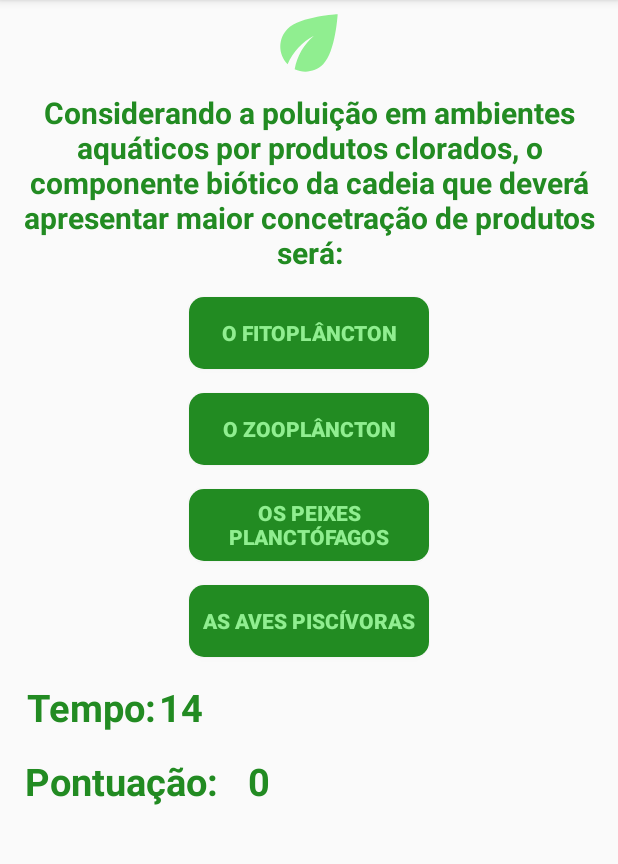
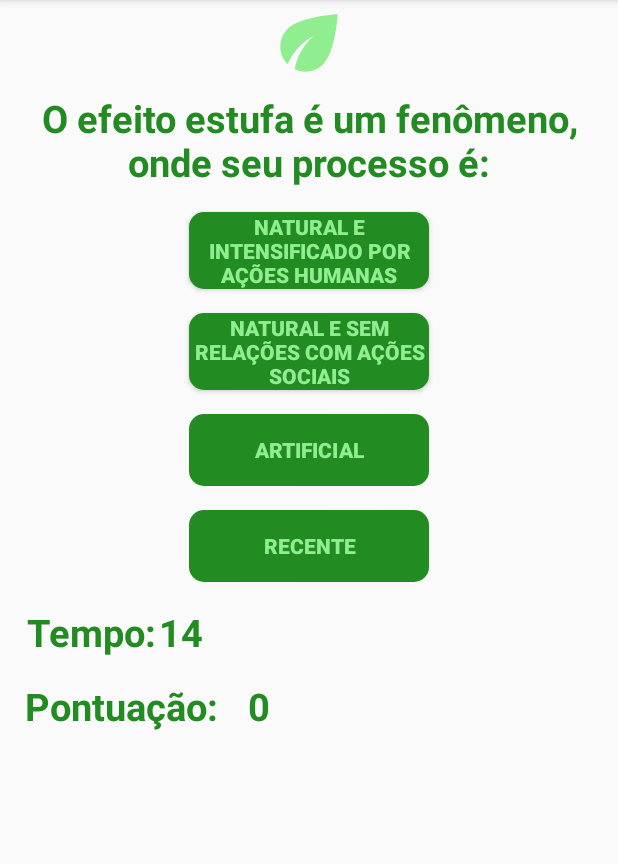
Before and after one commit to RenanSouzadeOliveira/EcoQuizMobile, an Android app: the Normal9 screen opened directly, with no data from a screen before it, on a phone screen of 412 x 824 dp, the part 84-948 px from its top. Run offline under Robolectric (Android 15) with nearby library versions, the phone set to English and light mode, and no system bars; our stand-ins replace AdMob; libraries missing offline, so code that uses them is left out: com.koushikdutta.async, com.koushikdutta.ion; pictures from the network do not load; 5 statements that could not run were skipped.

Commit message:
Tela 'NORMAL9' implementada.

```diff
--- a/app/src/main/AndroidManifest.xml
+++ b/app/src/main/AndroidManifest.xml
@@ -11,7 +11,8 @@
         android:roundIcon="@mipmap/ic_launcher_round"
         android:supportsRtl="true"
         android:theme="@style/AppTheme">
-        <activity android:name=".normal.Normal8"></activity>
+        <activity android:name=".normal.Normal9"></activity>
+        <activity android:name=".normal.Normal8" />
         <activity android:name=".normal.Normal7" />
         <activity
             android:name=".normal.Normal6"
--- a/app/src/main/java/com/example/ecoquiz/controll/PartidaController.java
+++ b/app/src/main/java/com/example/ecoquiz/controll/PartidaController.java
@@ -24,6 +24,7 @@ public class PartidaController {
         respostas.add("PRODUTORES E DECOMPOSITORES");
         respostas.add("CONSUMIDOR SECUNDÁRIO");
         respostas.add("AS AVES PISCÍVORAS");
+        respostas.add("NATURAL E INTENSIFICADO POR AÇÕES HUMANAS");
 
 
         if(respostas.contains(alternativa)){
--- a/app/src/main/java/com/example/ecoquiz/normal/Normal8.java
+++ b/app/src/main/java/com/example/ecoquiz/normal/Normal9.java
@@ -22,6 +22,7 @@ import com.example.ecoquiz.MainActivity;
 import com.example.ecoquiz.R;
 import com.example.ecoquiz.controll.PartidaController;
 import com.example.ecoquiz.model.Player;
+import com.example.ecoquiz.novato.Novato9;
 import com.google.android.gms.ads.AdRequest;
 import com.google.android.gms.ads.rewarded.RewardItem;
 import com.google.android.gms.ads.rewarded.RewardedAd;
@@ -31,7 +32,7 @@ import com.google.gson.JsonObject;
 import com.koushikdutta.async.future.FutureCallback;
 import com.koushikdutta.ion.Ion;
 
-public class Normal8 extends AppCompatActivity {
+public class Normal9 extends AppCompatActivity {
     private AlertDialog alerta;
     private CountDownTimer relogio;
     private RewardedAd rewardedAd;
@@ -39,10 +40,11 @@ public class Normal8 extends AppCompatActivity {
     MediaPlayer mp;
 
     Player player;
+
     @Override
     protected void onCreate(Bundle savedInstanceState) {
         super.onCreate(savedInstanceState);
-        setContentView(R.layout.activity_normal8);
+        setContentView(R.layout.activity_normal9);
         player = getIntent().getExtras().getParcelable("user");
         TextView pontuacao = (TextView)findViewById(R.id.txtPontuacaoAtual);
         pontuacao.setText(Integer.toString(player.getPontuacao()));
@@ -84,18 +86,14 @@ public class Normal8 extends AppCompatActivity {
             botao.setBackground(getResources().getDrawable(R.drawable.buttonverify));
             relogio.cancel();
             player.setPontuacao(Integer.parseInt(cronometro.getText().toString()));
-            Intent it = new Intent(Normal8.this, Normal3.class);
-            it.putExtra("user",player);
-            startActivityForResult(it, 0);
+            exibePontuacao(player);
         } else{
             mp.stop();
             mp = MediaPlayer.create(this, R.raw.erro);
             mp.start();
             botao.setBackground(getResources().getDrawable(R.drawable.buttonerror));
             relogio.cancel();
-            Intent it = new Intent(Normal8.this, Normal3.class);
-            it.putExtra("user",player);
-            startActivityForResult(it, 0);
+            exibePontuacao(player);
         }
     }
 
@@ -111,18 +109,14 @@ public class Normal8 extends AppCompatActivity {
             botao.setBackground(getResources().getDrawable(R.drawable.buttonverify));
             relogio.cancel();
             player.setPontuacao(Integer.parseInt(cronometro.getText().toString()));
-            Intent it = new Intent(Normal8.this, Normal3.class);
-            it.putExtra("user",player);
-            startActivityForResult(it, 0);
+            exibePontuacao(player);
         } else{
             mp.stop();
             mp = MediaPlayer.create(this, R.raw.erro);
             mp.start();
             botao.setBackground(getResources().getDrawable(R.drawable.buttonerror));
             relogio.cancel();
-            Intent it = new Intent(Normal8.this, Normal3.class);
-            it.putExtra("user", player);
-            startActivityForResult(it, 0);
+            exibePontuacao(player);
         }
     }
 
@@ -138,18 +132,14 @@ public class Normal8 extends AppCompatActivity {
             botao.setBackground(getResources().getDrawable(R.drawable.buttonverify));
             relogio.cancel();
             player.setPontuacao(Integer.parseInt(cronometro.getText().toString()));
-            Intent it = new Intent(Normal8.this, Normal3.class);
-            it.putExtra("user",player);
-            startActivityForResult(it, 0);
+            exibePontuacao(player);
         } else{
             mp.stop();
             mp = MediaPlayer.create(this, R.raw.erro);
             mp.start();
             botao.setBackground(getResources().getDrawable(R.drawable.buttonerror));
             relogio.cancel();
-            Intent it = new Intent(Normal8.this, Normal3.class);
-            it.putExtra("user", player);
-            startActivityForResult(it, 0);
+            exibePontuacao(player);
         }
     }
 
@@ -165,46 +155,41 @@ public class Normal8 extends AppCompatActivity {
             botao.setBackground(getResources().getDrawable(R.drawable.buttonverify));
             relogio.cancel();
             player.setPontuacao(Integer.parseInt(cronometro.getText().toString()));
-            Intent it = new Intent(Normal8.this, Normal3.class);
-            it.putExtra("user",player);
-            startActivityForResult(it, 0);
+            exibePontuacao(player);
         } else{
             mp.stop();
             mp = MediaPlayer.create(this, R.raw.erro);
             mp.start();
             botao.setBackground(getResources().getDrawable(R.drawable.buttonerror));
             relogio.cancel();
-            Intent it = new Intent(Normal8.this, Normal3.class);
-            it.putExtra("user",player);
-            startActivityForResult(it, 0);
+            exibePontuacao(player);
         }
     }
 
-    //Exibe alert com nome e pontuacao do usuario, também registra no banco de dados
     public void exibePontuacao(final Player player){
-
         try {
             AlertDialog.Builder msg = new AlertDialog.Builder(this);
-            View dialog = getLayoutInflater().inflate(R.layout.dialog_game_over, null);
+            View dialog = getLayoutInflater().inflate(R.layout.dialog_game_finish, null);
             Button btnOk = (Button)dialog.findViewById(R.id.btnFim);
             TextView txtPlayer = (TextView)dialog.findViewById(R.id.txtPlayer);
             txtPlayer.setText(player.toString());
             ImageButton adButton = (ImageButton)dialog.findViewById(R.id.adButton);
-            // Encerra a partida e registra no banco de dados
+
             btnOk.setOnClickListener(new View.OnClickListener() {
                 @Override
                 public void onClick(View v) {
                     registrarOnline(player.getNome().toString(), player.getPontuacao());
-                    Intent it = new Intent(Normal8.this, MainActivity.class);
+                    Intent it = new Intent(Normal9.this, MainActivity.class);
                     startActivityForResult(it, 0);
                 }
             });
+
             //Video recompensado
             adButton.setOnClickListener(new View.OnClickListener() {
                 @Override
                 public void onClick(View v) {
                     if (rewardedAd.isLoaded()) {
-                        Activity activityContext = Normal8.this;
+                        Activity activityContext = Normal9.this;
                         RewardedAdCallback adCallback = new RewardedAdCallback() {
                             @Override
                             public void onRewardedAdOpened() {
@@ -218,21 +203,26 @@ public class Normal8 extends AppCompatActivity {
 
                             @Override
                             public void onUserEarnedReward(@NonNull RewardItem rewardItem) {
-                                AlertDialog.Builder abc = new AlertDialog.Builder(Normal8.this);
-                                View dialog = getLayoutInflater().inflate(R.layout.dialog_continuar, null);
-                                Button btnContinue = (Button)dialog.findViewById(R.id.btnContinuar);
+                                player.setPontuacao(player.getPontuacao());
+                                AlertDialog.Builder abc = new AlertDialog.Builder(Normal9.this);
+                                View dialog = getLayoutInflater().inflate(R.layout.dialog_bonus, null);
+                                Button btnOk = (Button)dialog.findViewById(R.id.btnOk);
+                                TextView txtPlayer = (TextView)dialog.findViewById(R.id.txtPlayer);
+                                txtPlayer.setText(player.toString());
 
-                                btnContinue.setOnClickListener(new View.OnClickListener() {
+                                btnOk.setOnClickListener(new View.OnClickListener() {
                                     @Override
                                     public void onClick(View v) {
-                                        Intent it = new Intent(Normal8.this, Normal3.class);
-                                        it.putExtra("user",player);
+                                        registrarOnline(player.getNome().toString(), player.getPontuacao());
+                                        Intent it = new Intent(Normal9.this, MainActivity.class);
+                                        it.addFlags(Intent.FLAG_ACTIVITY_CLEAR_TOP);
                                         startActivityForResult(it, 0);
                                     }
                                 });
                                 abc.setView(dialog);
                                 alerta = abc.create();
                                 alerta.show();
+
                             }
 
                             @Override
@@ -242,13 +232,19 @@ public class Normal8 extends AppCompatActivity {
                         };
                         rewardedAd.show(activityContext, adCallback);
                     } else {
-                        Log.d("TAG", "The rewarded ad wasn't loaded yet.");
+                        AlertDialog.Builder msg = new AlertDialog.Builder(Normal9.this);
+                        msg.setTitle("Bônus indisponível!!!");
+                        msg.setMessage("Bônus indisponível no momento, tente mais tarde");
+                        msg.setPositiveButton("OK", null);
+                        alerta = msg.create();
+                        alerta.show();
                     }
                 }
             });
             msg.setView(dialog);
             alerta = msg.create();
             alerta.show();
+
         } catch (SQLException e){
             AlertDialog.Builder msg = new AlertDialog.Builder(this);
             msg.setTitle("Erro");
@@ -256,13 +252,15 @@ public class Normal8 extends AppCompatActivity {
             msg.setNegativeButton("OK", new DialogInterface.OnClickListener() {
                 @Override
                 public void onClick(DialogInterface dialog, int which) {
-                    Intent it = new Intent(Normal8.this, MainActivity.class);
+                    Intent it = new Intent(Normal9.this, MainActivity.class);
                     startActivityForResult(it, 0);
                 }
             });
             msg.show();
         }
     }
+
+
     @Override
     public void onBackPressed() {
         this.moveTaskToBack(true);
--- /dev/null
+++ b/app/src/main/res/layout/activity_normal9.xml
@@ -0,0 +1,162 @@
+<?xml version="1.0" encoding="utf-8"?>
+<RelativeLayout xmlns:android="http://schemas.android.com/apk/res/android"
+    xmlns:app="http://schemas.android.com/apk/res-auto"
+    xmlns:tools="http://schemas.android.com/tools"
+    android:layout_width="match_parent"
+    android:layout_height="match_parent"
+    tools:context=".normal.Normal9">
+
+    <ScrollView
+        android:layout_width="match_parent"
+        android:layout_height="match_parent">
+
+        <LinearLayout
+            android:layout_width="match_parent"
+            android:layout_height="wrap_content"
+            android:orientation="vertical" >
+
+            <androidx.constraintlayout.widget.ConstraintLayout
+                android:layout_width="match_parent"
+                android:layout_height="match_parent">
+
+                <ImageView
+                    android:id="@+id/imgLogo"
+                    android:layout_width="0dp"
+                    android:layout_height="57dp"
+                    app:layout_constraintEnd_toEndOf="parent"
+                    app:layout_constraintStart_toStartOf="parent"
+                    app:layout_constraintTop_toTopOf="parent"
+                    app:srcCompat="@drawable/ic_baseline_eco_24" />
+
+                <TextView
+                    android:id="@+id/txtEnunciado"
+                    android:layout_width="0dp"
+                    android:layout_height="wrap_content"
+                    android:layout_marginTop="4dp"
+                    android:text="@string/enunciado_normal9"
+                    android:textAlignment="center"
+                    android:textColor="@color/colorPrimary"
+                    android:textSize="25sp"
+                    android:textStyle="bold"
+                    app:layout_constraintEnd_toEndOf="parent"
+                    app:layout_constraintStart_toStartOf="parent"
+                    app:layout_constraintTop_toBottomOf="@+id/imgLogo" />
+
+                <Button
+                    android:id="@+id/btnResposta0"
+                    android:layout_width="160dp"
+                    android:layout_height="wrap_content"
+                    android:layout_marginTop="16dp"
+                    android:background="@drawable/buttonstyle"
+                    android:onClick="verificarResposta0"
+                    android:text="@string/R0N9"
+                    android:textAlignment="center"
+                    android:textColor="@color/colotSecundari"
+                    android:textStyle="bold"
+                    app:layout_constraintEnd_toEndOf="parent"
+                    app:layout_constraintStart_toStartOf="parent"
+                    app:layout_constraintTop_toBottomOf="@+id/txtEnunciado" />
+
+                <Button
+                    android:id="@+id/btnResposta1"
+                    android:layout_width="160dp"
+                    android:layout_height="wrap_content"
+                    android:layout_marginTop="16dp"
+                    android:background="@drawable/buttonstyle"
+                    android:onClick="verificarResposta1"
+                    android:text="@string/R1N9"
+                    android:textAlignment="center"
+                    android:textColor="@color/colotSecundari"
+                    android:textStyle="bold"
+                    app:layout_constraintEnd_toEndOf="@+id/btnResposta0"
+                    app:layout_constraintStart_toStartOf="@+id/btnResposta0"
+                    app:layout_constraintTop_toBottomOf="@+id/btnResposta0" />
+
+                <Button
+                    android:id="@+id/btnResposta2"
+                    android:layout_width="160dp"
+                    android:layout_height="wrap_content"
+                    android:layout_marginTop="16dp"
+                    android:background="@drawable/buttonstyle"
+                    android:onClick="verificarResposta2"
+                    android:text="@string/R2N9"
+                    android:textAlignment="center"
+                    android:textColor="@color/colotSecundari"
+                    android:textStyle="bold"
+                    app:layout_constraintEnd_toEndOf="@+id/btnResposta1"
+                    app:layout_constraintStart_toStartOf="@+id/btnResposta1"
+                    app:layout_constraintTop_toBottomOf="@+id/btnResposta1" />
+
+                <Button
+                    android:id="@+id/btnResposta3"
+                    android:layout_width="160dp"
+                    android:layout_height="wrap_content"
+                    android:layout_marginTop="16dp"
+                    android:background="@drawable/buttonstyle"
+                    android:onClick="verificarResposta3"
+                    android:text="@string/R3N9"
+                    android:textAlignment="center"
+                    android:textColor="@color/colotSecundari"
+                    android:textStyle="bold"
+                    app:layout_constraintEnd_toEndOf="@+id/btnResposta2"
+                    app:layout_constraintStart_toStartOf="@+id/btnResposta2"
+                    app:layout_constraintTop_toBottomOf="@+id/btnResposta2" />
+
+                <TextView
+                    android:id="@+id/txtTempo"
+                    android:layout_width="90dp"
+                    android:layout_height="33dp"
+                    android:layout_marginStart="16dp"
+                    android:layout_marginTop="16dp"
+                    android:text="@string/tempo"
+                    android:textAlignment="center"
+                    android:textColor="@color/colorPrimary"
+                    android:textSize="25sp"
+                    android:textStyle="bold"
+                    app:layout_constraintStart_toStartOf="parent"
+                    app:layout_constraintTop_toBottomOf="@+id/btnResposta3" />
+
+                <TextView
+                    android:id="@+id/txtCronometro"
+                    android:layout_width="30dp"
+                    android:layout_height="33dp"
+                    android:layout_marginTop="16dp"
+                    android:text="@string/crNormal"
+                    android:textAlignment="center"
+                    android:textColor="@color/colorPrimary"
+                    android:textSize="25sp"
+                    android:textStyle="bold"
+                    app:layout_constraintStart_toEndOf="@+id/txtTempo"
+                    app:layout_constraintTop_toBottomOf="@+id/btnResposta3" />
+
+                <TextView
+                    android:id="@+id/txtPontuacao"
+                    android:layout_width="130dp"
+                    android:layout_height="33dp"
+                    android:layout_marginTop="16dp"
+                    android:text="@string/pontuacao"
+                    android:textAlignment="center"
+                    android:textColor="@color/colorPrimary"
+                    android:textSize="25sp"
+                    android:textStyle="bold"
+                    app:layout_constraintStart_toStartOf="@+id/txtTempo"
+                    app:layout_constraintTop_toBottomOf="@+id/txtTempo" />
+
+                <TextView
+                    android:id="@+id/txtPontuacaoAtual"
+                    android:layout_width="45dp"
+                    android:layout_height="33dp"
+                    android:layout_marginStart="4dp"
+                    android:layout_marginTop="16dp"
+                    android:text="@string/pontuacaoAtual"
+                    android:textAlignment="center"
+                    android:textColor="@color/colorPrimary"
+                    android:textSize="25sp"
+                    android:textStyle="bold"
+                    app:layout_constraintStart_toEndOf="@+id/txtPontuacao"
+                    app:layout_constraintTop_toBottomOf="@+id/txtCronometro" />
+            </androidx.constraintlayout.widget.ConstraintLayout>
+        </LinearLayout>
+    </ScrollView>
+
+</RelativeLayout>
--- a/app/src/main/res/values/strings.xml
+++ b/app/src/main/res/values/strings.xml
@@ -55,4 +55,9 @@
     <string name="R1N8">O ZOOPLÂNCTON</string>
     <string name="R2N8">OS PEIXES PLANCTÓFAGOS</string>
     <string name="R3N8">AS AVES PISCÍVORAS</string>
+    <string name="enunciado_normal9">O efeito estufa é um fenômeno, onde seu processo é:</string>
+    <string name="R0N9">NATURAL E INTENSIFICADO POR AÇÕES HUMANAS</string>
+    <string name="R1N9">NATURAL E SEM RELAÇÕES COM AÇÕES SOCIAIS</string>
+    <string name="R2N9">ARTIFICIAL</string>
+    <string name="R3N9">RECENTE</string>
 </resources>
```
